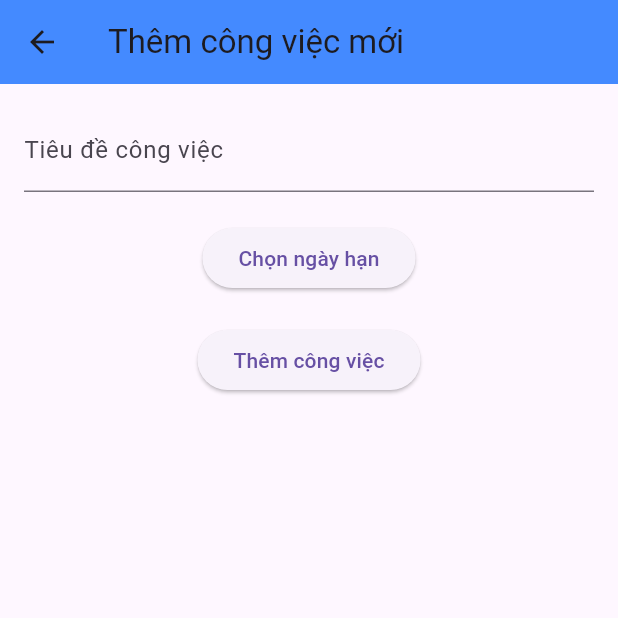
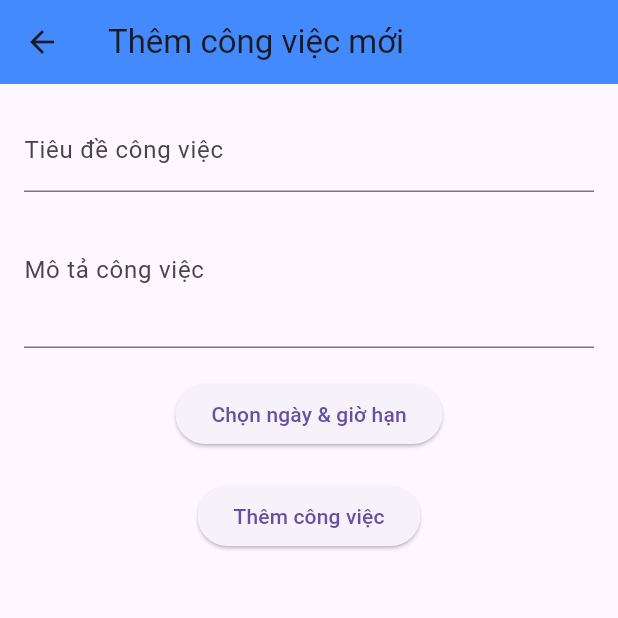
Before and after one commit to HoaiTruong96/baitaplon, a Flutter app: the screen it shows after launch, after a tap on the "add" icon, on a phone screen of 412 x 824 dp, the top half of it. Run offline on Flutter 3.47's test engine with Material 3 defaults, Android fonts, the phone set to English and light mode, and no system bars; our stand-ins replace flutter_local_notifications, sqflite, timezone; accounts and stored records are empty.

Commit message:
thêm mô tả công việc

```diff
--- a/lib/Task.dart
+++ b/lib/Task.dart
@@ -1,22 +1,27 @@
 class Task {
   int? id;
   String title;
+  String? description;  // Thêm mô tả công việc
   DateTime? dueDateTime;
 
-  Task({this.id, required this.title, this.dueDateTime});
+  Task({this.id, required this.title, this.description, this.dueDateTime});
 
+  // Cập nhật phương thức toMap để lưu trữ mô tả
   Map<String, dynamic> toMap() {
     return {
       'id': id,
       'title': title,
+      'description': description,  // Lưu mô tả vào DB
       'dueDateTime': dueDateTime?.toIso8601String(),
     };
   }
 
+  // Cập nhật phương thức fromMap để lấy mô tả từ DB
   factory Task.fromMap(Map<String, dynamic> map) {
     return Task(
       id: map['id'],
       title: map['title'],
+      description: map['description'],  // Lấy mô tả từ DB
       dueDateTime: map['dueDateTime'] != null ? DateTime.parse(map['dueDateTime']) : null,
     );
   }
--- a/lib/addtask_page.dart
+++ b/lib/addtask_page.dart
@@ -10,6 +10,7 @@ class AddTaskPage extends StatefulWidget {
 
 class _AddTaskPageState extends State<AddTaskPage> {
   final TextEditingController _titleController = TextEditingController();
+  final TextEditingController _descriptionController = TextEditingController();
   DateTime? _dueDateTime;
 
   @override
@@ -27,6 +28,11 @@ class _AddTaskPageState extends State<AddTaskPage> {
               controller: _titleController,
               decoration: const InputDecoration(labelText: 'Tiêu đề công việc'),
             ),
+            TextField(
+              controller: _descriptionController,
+              decoration: const InputDecoration(labelText: 'Mô tả công việc'),
+              maxLines: 3,
+            ),
             const SizedBox(height: 20),
             ElevatedButton(
               onPressed: () async {
@@ -37,15 +43,32 @@ class _AddTaskPageState extends State<AddTaskPage> {
                   lastDate: DateTime(2101),
                 );
 
-                if (pickedDate != null && pickedDate != _dueDateTime) {
-                  setState(() {
-                    _dueDateTime = pickedDate;
-                  });
+                if (pickedDate != null) {
+                  final TimeOfDay? pickedTime = await showTimePicker(
+                    context: context,
+                    initialTime: TimeOfDay.now(),
+                  );
+
+                  if (pickedTime != null) {
+                    final combinedDateTime = DateTime(
+                      pickedDate.year,
+                      pickedDate.month,
+                      pickedDate.day,
+                      pickedTime.hour,
+                      pickedTime.minute,
+                    );
+
+                    setState(() {
+                      _dueDateTime = combinedDateTime;
+                    });
+                  }
                 }
               },
-              child: Text(_dueDateTime == null
-                  ? 'Chọn ngày hạn'
-                  : 'Ngày hạn: ${_dueDateTime?.toLocal()}'.split(' ')[0]),
+              child: Text(
+                _dueDateTime == null
+                    ? 'Chọn ngày & giờ hạn'
+                    : 'Hạn: ${_formatDateTime(_dueDateTime!)}',
+              ),
             ),
             const SizedBox(height: 20),
             ElevatedButton(
@@ -53,6 +76,7 @@ class _AddTaskPageState extends State<AddTaskPage> {
                 if (_titleController.text.isNotEmpty && _dueDateTime != null) {
                   final newTask = Task(
                     title: _titleController.text,
+                    description: _descriptionController.text,
                     dueDateTime: _dueDateTime,
                   );
                   Navigator.pop(context, newTask); // Trả task về HomePage
@@ -65,4 +89,9 @@ class _AddTaskPageState extends State<AddTaskPage> {
       ),
     );
   }
+
+  String _formatDateTime(DateTime dateTime) {
+    return '${dateTime.day.toString().padLeft(2, '0')}/${dateTime.month.toString().padLeft(2, '0')}/${dateTime.year} '
+        '${dateTime.hour.toString().padLeft(2, '0')}:${dateTime.minute.toString().padLeft(2, '0')}';
+  }
 }
--- a/lib/database_helper.dart
+++ b/lib/database_helper.dart
@@ -21,15 +21,23 @@ class TaskDatabase {
 
     return openDatabase(
       path,
-      version: 1,
+      version: 2,  // Tăng version để thực hiện thay đổi bảng
       onCreate: (db, version) async {
         await db.execute('''
           CREATE TABLE tasks (
             id INTEGER PRIMARY KEY AUTOINCREMENT,
             title TEXT,
+            description TEXT,  // Thêm trường mô tả
             dueDateTime TEXT
           )
         ''');
+      },
+      onUpgrade: (db, oldVersion, newVersion) async {
+        if (oldVersion < 2) {
+          await db.execute('''
+            ALTER TABLE tasks ADD COLUMN description TEXT;
+          ''' );
+        }
       },
     );
   }
--- a/lib/homepage.dart
+++ b/lib/homepage.dart
@@ -5,7 +5,6 @@ import 'package:timezone/timezone.dart' as tz;
 import 'Task.dart';
 import 'addtask_page.dart';
 import 'database_helper.dart';
-
 
 class HomePage extends StatefulWidget {
   const HomePage({super.key});
@@ -24,7 +23,7 @@ class _HomePageState extends State<HomePage> {
     super.initState();
     flutterLocalNotificationsPlugin = FlutterLocalNotificationsPlugin();
     _initializeNotification();
-    _loadTasks(); // Load từ database
+    _loadTasks(); // Load tasks từ database
   }
 
   void _initializeNotification() async {
@@ -44,12 +43,12 @@ class _HomePageState extends State<HomePage> {
 
     for (var task in tasks) {
       if (task.dueDateTime != null) {
-        _scheduleNotification(task, task.id!);
+        _scheduleNotification(task);
       }
     }
   }
 
-  Future<void> _scheduleNotification(Task task, int id) async {
+  Future<void> _scheduleNotification(Task task) async {
     if (task.dueDateTime == null) return;
 
     final scheduledDateTime = task.dueDateTime!.subtract(const Duration(minutes: 5));
@@ -68,7 +67,7 @@ class _HomePageState extends State<HomePage> {
     const platformDetails = NotificationDetails(android: androidDetails);
 
     await flutterLocalNotificationsPlugin.zonedSchedule(
-      id,
+      task.id!,
       'Sắp tới hạn!',
       'Công việc: ${task.title}',
       tzScheduledDateTime,
@@ -80,13 +79,18 @@ class _HomePageState extends State<HomePage> {
 
   void _addTask(Task task) async {
     final id = await TaskDatabase().insertTask(task);
-    final newTask = Task(id: id, title: task.title, dueDateTime: task.dueDateTime);
+    final newTask = Task(
+      id: id,
+      title: task.title,
+      description: task.description,
+      dueDateTime: task.dueDateTime,
+    );
 
     setState(() {
       tasks.add(newTask);
     });
 
-    _scheduleNotification(newTask, id);
+    _scheduleNotification(newTask);
   }
 
   void _deleteTask(int index) async {
```
